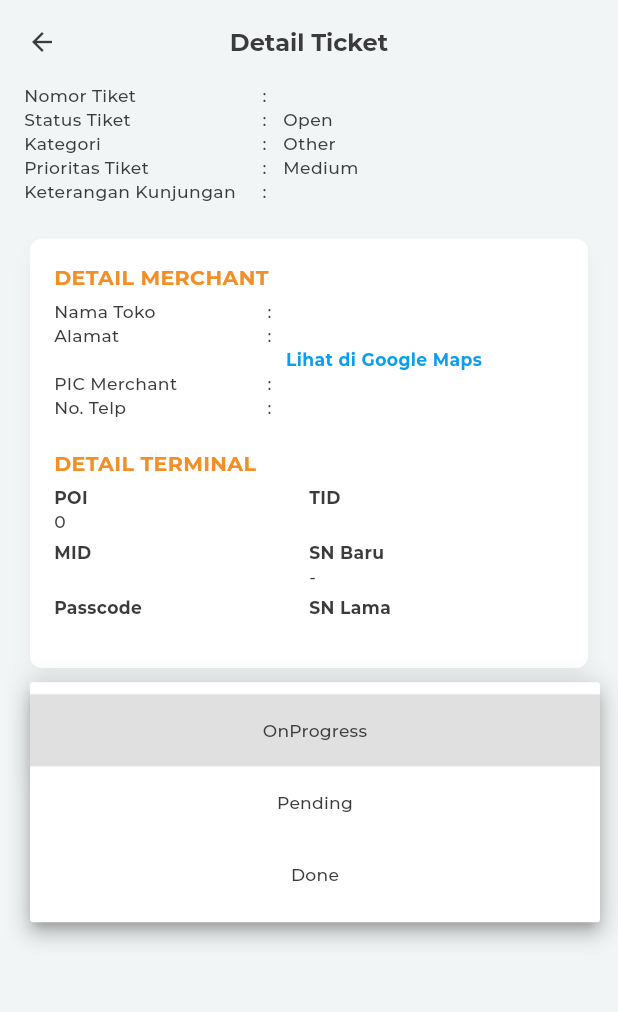
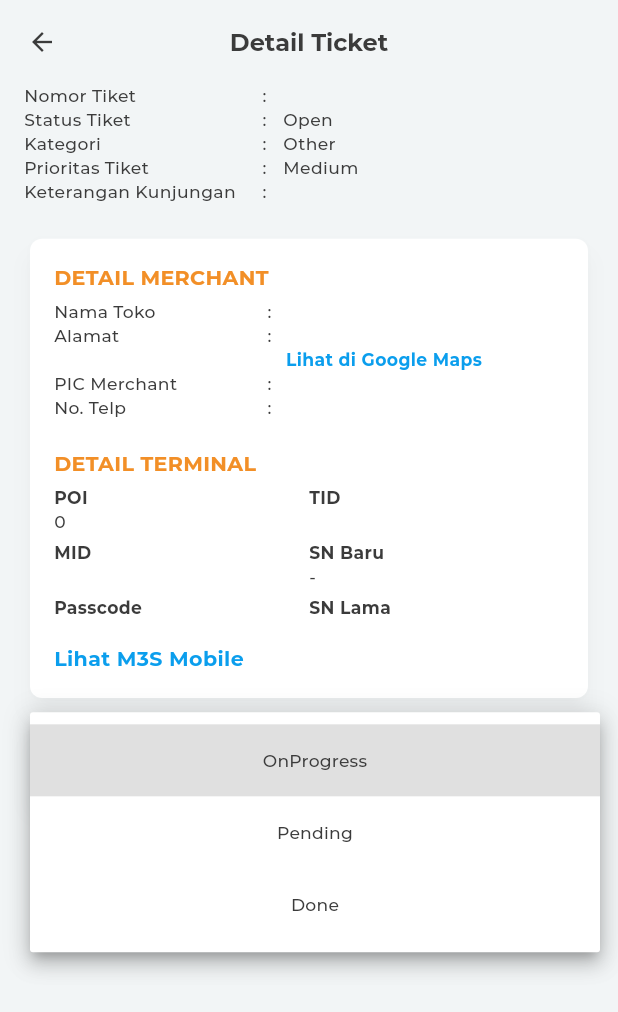
Before and after one commit to adityawisanto/memo, a Flutter app: the MerchantPage screen opened directly with empty values, after a tap on "Status Pengerjaan", on a phone screen of 412 x 824 dp. Shown: the top 1012 px of the screen. Run offline on Flutter 3.47's test engine with Material 3 defaults, Android fonts, the phone set to English and light mode, and no system bars; our stand-ins replace dartz, device_info_plus, dio, equatable, fl_chart, flutter_bloc and 21 more; missing offline and left inert: tutorial_coach_mark, workmanager; accounts and stored records are empty.

Commit message:
Remove 'load env' & add M3S Mobile Webview

```diff
--- a/lib/main.dart
+++ b/lib/main.dart
@@ -7,9 +7,7 @@ void main() async {
 
   CustomNotification.initialize();
 
-  await dotenv.load(
-    fileName: ".env",
-  );
+  await dotenv.load();
 
   runApp(const MyApp());
 }
--- a/lib/modules/merchant/widgets/merchant_terminal.dart
+++ b/lib/modules/merchant/widgets/merchant_terminal.dart
@@ -89,6 +89,20 @@ class MerchantTerminal extends StatelessWidget {
             ),
           ],
         ),
+        GestureDetector(
+          onTap: () => CustomNavigation.intentWithData(
+            context,
+            MerchantM3sPage.routeName,
+            merchantArgument,
+          ),
+          child: Text(
+            "Lihat M3S Mobile",
+            style: CustomTextStyle.bold(
+              12.sp,
+              color: CustomColorStyle.bluePrimary,
+            ),
+          ),
+        ),
       ],
     );
   }
--- a/lib/modules/merchant/widgets/widgets.dart
+++ b/lib/modules/merchant/widgets/widgets.dart
@@ -1,4 +1,5 @@
 export 'merchant_about.dart';
+export 'merchant_m3s.dart';
 export 'merchant_coach.dart';
 export 'merchant_lkm.dart';
 export 'merchant_terminal_item.dart';
--- a/pubspec.yaml
+++ b/pubspec.yaml
@@ -16,7 +16,7 @@ publish_to: "none" # Remove this line if you wish to publish to pub.dev
 # https://developer.apple.com/library/archive/documentation/General/Reference/InfoPlistKeyReference/Articles/CoreFoundationKeys.html
 # In Windows, build-name is used as the major, minor, and patch parts
 # of the product and file versions while build-number is used as the build suffix.
-version: 2.3.3+1
+version: 2.3.5+1
 
 environment:
   sdk: ">=3.2.6 <4.0.0"
@@ -67,6 +67,7 @@ dependencies:
   tutorial_coach_mark: ^1.2.11
   flutter_dotenv: ^5.1.0
   flutter_launcher_icons: ^0.13.1
+  webview_flutter: ^4.7.0
 
 dev_dependencies:
   flutter_test:
```
Also changed, not shown: lib/modules/merchant/widgets/merchant_m3s.dart (added, +56 -0 lines), lib/route_generator.dart (+9 -0 lines), pubspec.lock, 1 other file.
